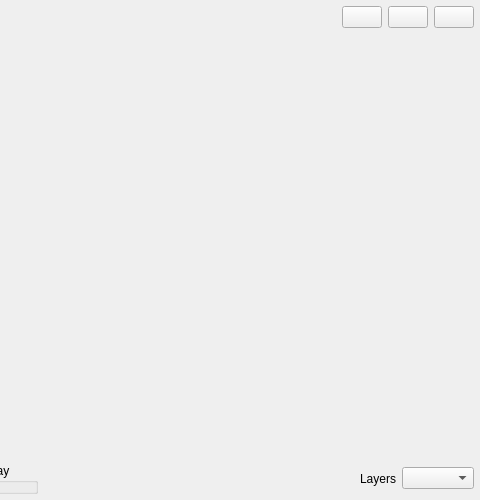
This is src/Common/gui/LooperWindow.ui in elieserdejesus/JamTaba as Qt 5 draws it before an edit; both pictures show x 220 to 700 and y 0 to 500 of the 700 by 500 pixel window. The edited form follows.
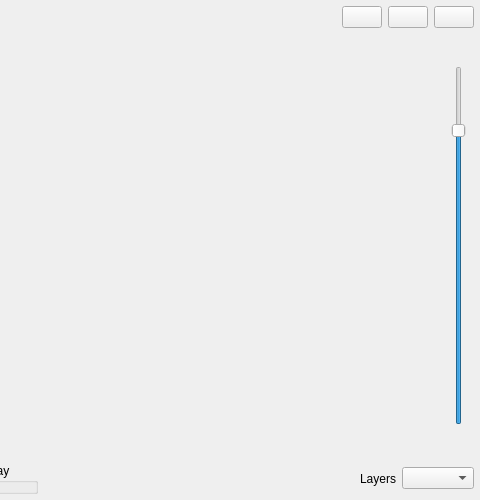
This is the edited form. Icons and pictures are not drawn. Custom widgets are drawn as their Qt base class.

Commit message:
Adding looper main volume slider close #762
- Implementing double click reset in sliders
- Implementing main volume

Patch:
```diff
--- a/src/Common/gui/LooperWindow.ui
+++ b/src/Common/gui/LooperWindow.ui
@@ -172,6 +172,83 @@
        </property>
       </widget>
      </item>
+     <item>
+      <spacer name="horizontalSpacer">
+       <property name="orientation">
+        <enum>Qt::Horizontal</enum>
+       </property>
+       <property name="sizeType">
+        <enum>QSizePolicy::Fixed</enum>
+       </property>
+       <property name="sizeHint" stdset="0">
+        <size>
+         <width>12</width>
+         <height>20</height>
+        </size>
+       </property>
+      </spacer>
+     </item>
+     <item>
+      <layout class="QVBoxLayout" name="mainVolumeLayout">
+       <item alignment="Qt::AlignHCenter">
+        <widget class="QLabel" name="labelSpeakerHigh">
+         <property name="sizePolicy">
+          <sizepolicy hsizetype="Maximum" vsizetype="Preferred">
+           <horstretch>0</horstretch>
+           <verstretch>0</verstretch>
+          </sizepolicy>
+         </property>
+         <property name="text">
+          <string/>
+         </property>
+         <property name="pixmap">
+          <pixmap resource="../../resources/jamtaba.qrc">:/images/level high.png</pixmap>
+         </property>
+        </widget>
+       </item>
+       <item>
+        <widget class="QSlider" name="mainLevelSlider">
+         <property name="maximum">
+          <number>120</number>
+         </property>
+         <property name="singleStep">
+          <number>10</number>
+         </property>
+         <property name="pageStep">
+          <number>20</number>
+         </property>
+         <property name="value">
+          <number>100</number>
+         </property>
+         <property name="sliderPosition">
+          <number>100</number>
+         </property>
+         <property name="tracking">
+          <bool>true</bool>
+         </property>
+         <property name="tickInterval">
+          <number>10</number>
+         </property>
+        </widget>
+       </item>
+       <item alignment="Qt::AlignHCenter">
+        <widget class="QLabel" name="labelSpeakerLow">
+         <property name="sizePolicy">
+          <sizepolicy hsizetype="Maximum" vsizetype="Preferred">
+           <horstretch>0</horstretch>
+           <verstretch>0</verstretch>
+          </sizepolicy>
+         </property>
+         <property name="text">
+          <string/>
+         </property>
+         <property name="pixmap">
+          <pixmap resource="../../resources/jamtaba.qrc">:/images/level low.png</pixmap>
+         </property>
+        </widget>
+       </item>
+      </layout>
+     </item>
      <item>
       <layout class="QHBoxLayout" name="metersLayout">
        <property name="spacing">
```
The commit also changes 3 other files.
